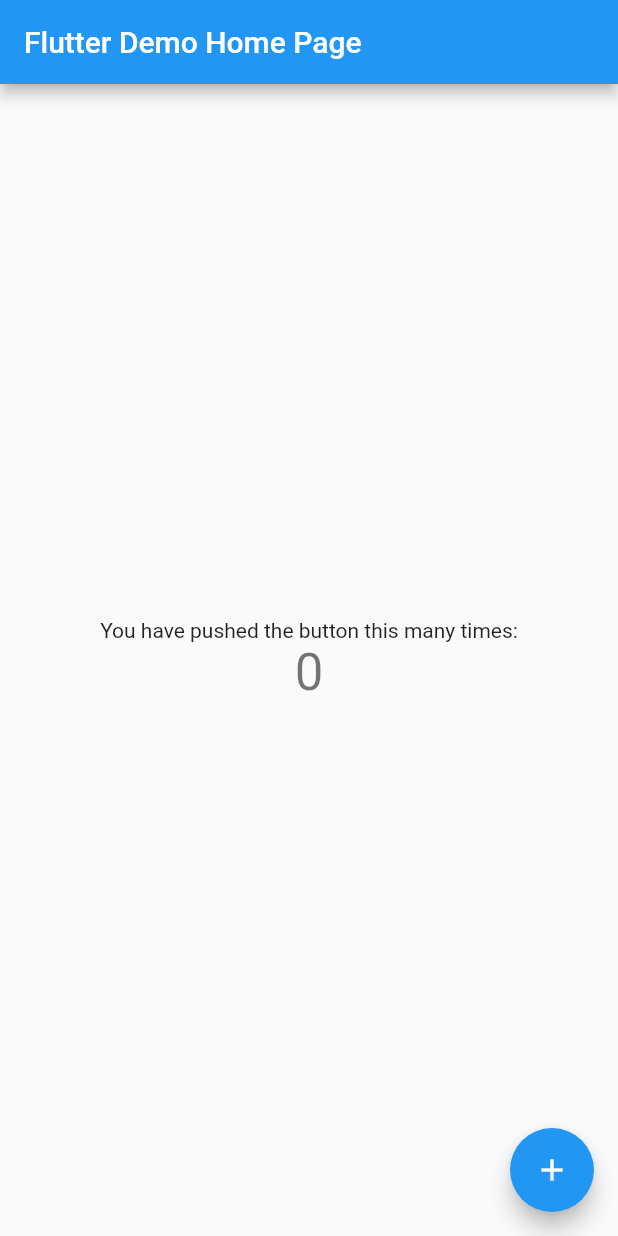
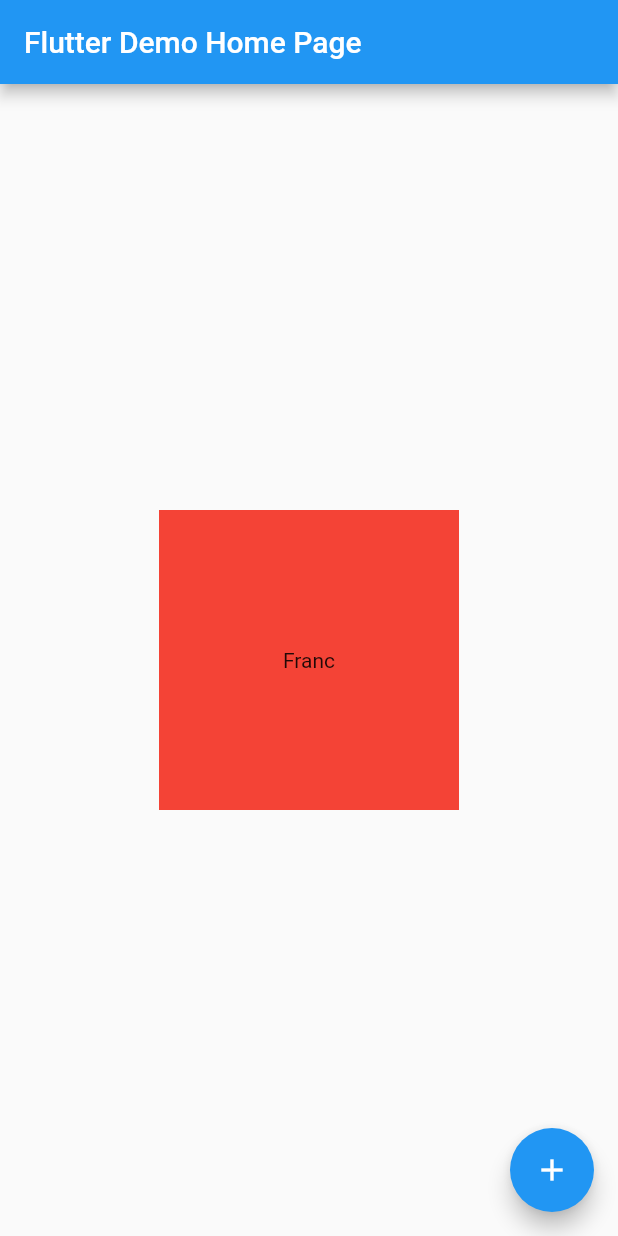
Before and after one commit to france00mf/Flutter_Text_Center_on_Container, a Flutter app: the screen it shows after launch, on a phone screen of 412 x 824 dp. Run offline on Flutter 3.47's test engine with Material 2 defaults, Android fonts, the phone set to English and light mode, and no system bars.

Commit message:
problem solve

```diff
--- a/lib/main.dart
+++ b/lib/main.dart
@@ -3,21 +3,11 @@ import 'package:flutter/material.dart';
 void main() => runApp(MyApp());
 
 class MyApp extends StatelessWidget {
-  // This widget is the root of your application.
   @override
   Widget build(BuildContext context) {
     return MaterialApp(
       title: 'Flutter Demo',
       theme: ThemeData(
-        // This is the theme of your application.
-        //
-        // Try running your application with "flutter run". You'll see the
-        // application has a blue toolbar. Then, without quitting the app, try
-        // changing the primarySwatch below to Colors.green and then invoke
-        // "hot reload" (press "r" in the console where you ran "flutter run",
-        // or simply save your changes to "hot reload" in a Flutter IDE).
-        // Notice that the counter didn't reset back to zero; the application
-        // is not restarted.
         primarySwatch: Colors.blue,
       ),
       home: MyHomePage(title: 'Flutter Demo Home Page'),
@@ -28,14 +18,6 @@ class MyApp extends StatelessWidget {
 class MyHomePage extends StatefulWidget {
   MyHomePage({Key key, this.title}) : super(key: key);
 
-  // This widget is the home page of your application. It is stateful, meaning
-  // that it has a State object (defined below) that contains fields that affect
-  // how it looks.
-
-  // This class is the configuration for the state. It holds the values (in this
-  // case the title) provided by the parent (in this case the App widget) and
-  // used by the build method of the State. Fields in a Widget subclass are
-  // always marked "final".
 
   final String title;
 
@@ -48,56 +30,33 @@ class _MyHomePageState extends State<MyHomePage> {
 
   void _incrementCounter() {
     setState(() {
-      // This call to setState tells the Flutter framework that something has
-      // changed in this State, which causes it to rerun the build method below
-      // so that the display can reflect the updated values. If we changed
-      // _counter without calling setState(), then the build method would not be
-      // called again, and so nothing would appear to happen.
       _counter++;
     });
   }
 
   @override
   Widget build(BuildContext context) {
-    // This method is rerun every time setState is called, for instance as done
-    // by the _incrementCounter method above.
-    //
-    // The Flutter framework has been optimized to make rerunning build methods
-    // fast, so that you can just rebuild anything that needs updating rather
-    // than having to individually change instances of widgets.
     return Scaffold(
       appBar: AppBar(
-        // Here we take the value from the MyHomePage object that was created by
-        // the App.build method, and use it to set our appbar title.
         title: Text(widget.title),
       ),
       body: Center(
-        // Center is a layout widget. It takes a single child and positions it
-        // in the middle of the parent.
         child: Column(
-          // Column is also a layout widget. It takes a list of children and
-          // arranges them vertically. By default, it sizes itself to fit its
-          // children horizontally, and tries to be as tall as its parent.
-          //
-          // Invoke "debug painting" (press "p" in the console, choose the
-          // "Toggle Debug Paint" action from the Flutter Inspector in Android
-          // Studio, or the "Toggle Debug Paint" command in Visual Studio Code)
-          // to see the wireframe for each widget.
-          //
-          // Column has various properties to control how it sizes itself and
-          // how it positions its children. Here we use mainAxisAlignment to
-          // center the children vertically; the main axis here is the vertical
-          // axis because Columns are vertical (the cross axis would be
-          // horizontal).
           mainAxisAlignment: MainAxisAlignment.center,
           children: <Widget>[
-            Text(
-              'You have pushed the button this many times:',
-            ),
-            Text(
-              '$_counter',
-              style: Theme.of(context).textTheme.display1,
-            ),
+           Container(
+             width: 200,
+             height: 200,
+             alignment: Alignment.center,
+             decoration: BoxDecoration(
+              color: Colors.red
+              //  image: DecorationImage(
+              //    image: AssetImage('img/01.jpg'),
+              //    fit: BoxFit.cover
+              //  ),
+             ),
+             child: Text("Franc"),
+           ),
           ],
         ),
       ),
@@ -105,7 +64,7 @@ class _MyHomePageState extends State<MyHomePage> {
         onPressed: _incrementCounter,
         tooltip: 'Increment',
         child: Icon(Icons.add),
-      ), // This trailing comma makes auto-formatting nicer for build methods.
+      ),
     );
   }
 }
--- a/pubspec.yaml
+++ b/pubspec.yaml
@@ -40,6 +40,8 @@ flutter:
   # the material Icons class.
   uses-material-design: true
 
+  assets:
+    - img
   # To add assets to your application, add an assets section, like this:
   # assets:
   #  - images/a_dot_burr.jpeg
```
Also changed, not shown: pubspec.lock, 2 other files.
